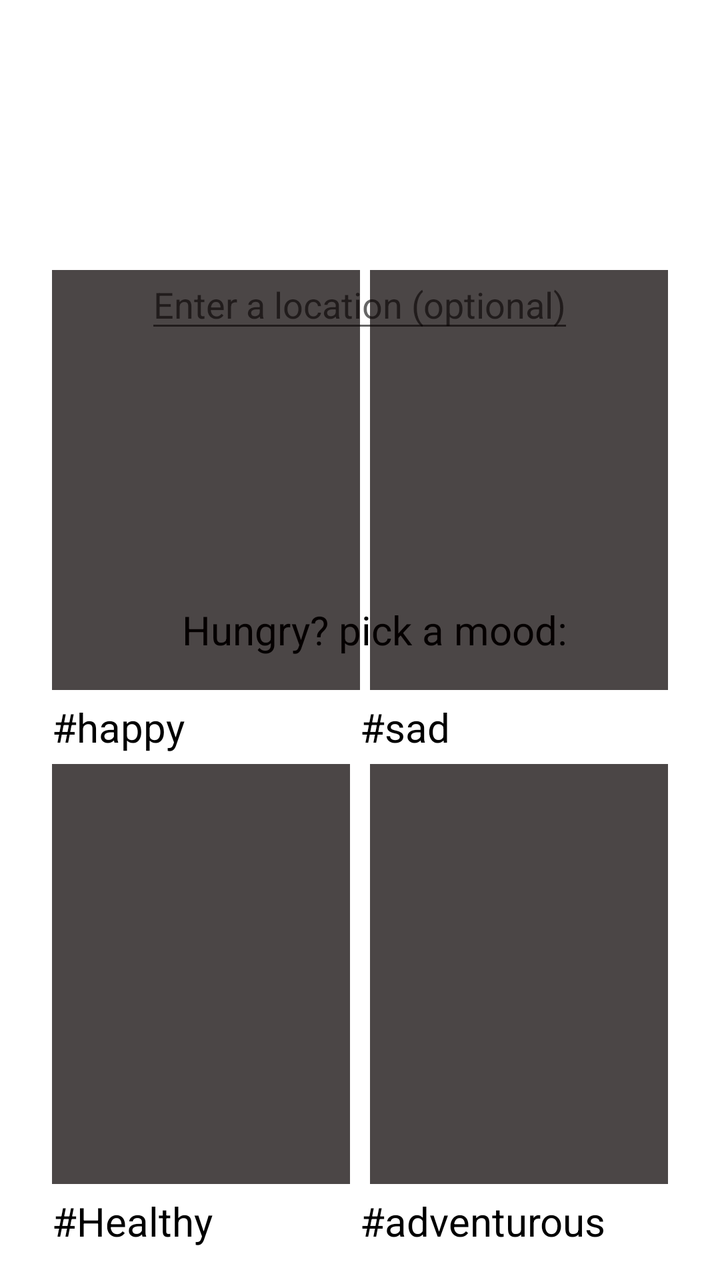
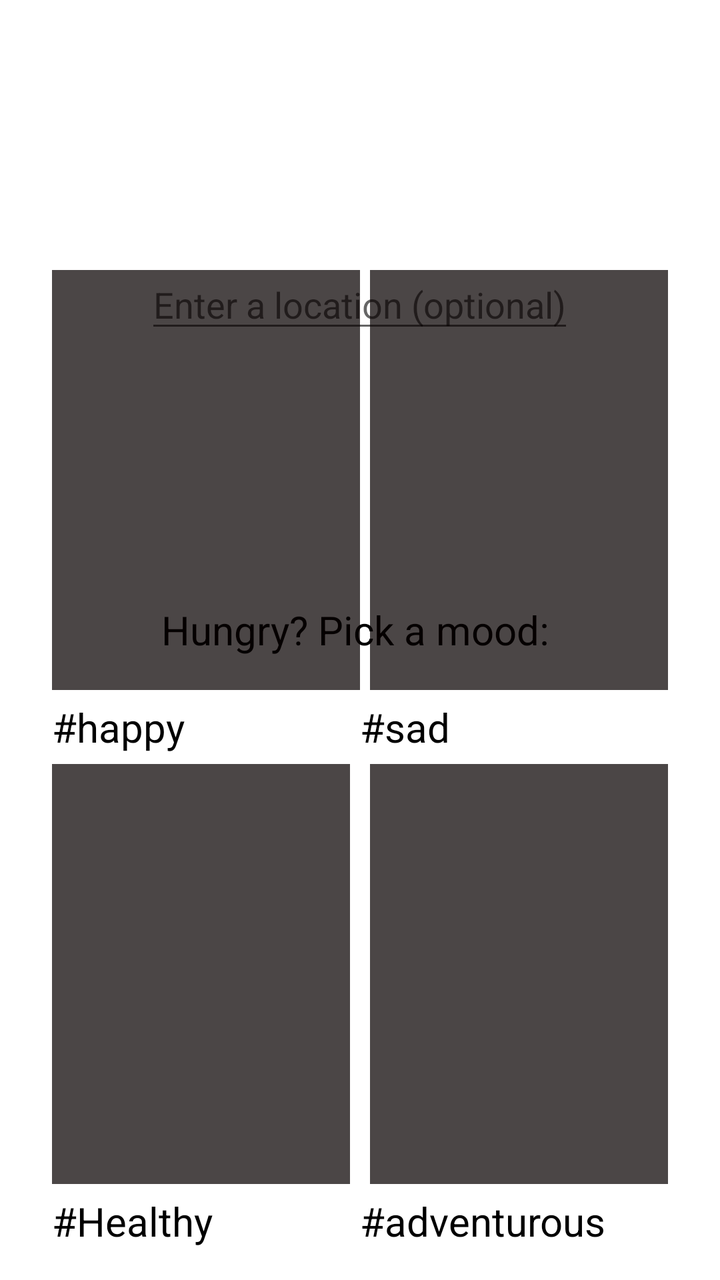

An Android layout rendered at two revisions. The XML below is the earlier revision; the diff shows what the commit changed to produce the second picture.
<!-- AndroidManifest.xml: application theme AppTheme -->
<!-- res/layout/activity_main.xml -->
<?xml version="1.0" encoding="utf-8"?>
<RelativeLayout xmlns:android="http://schemas.android.com/apk/res/android"
    xmlns:tools="http://schemas.android.com/tools"
    android:layout_width="match_parent"
    android:layout_height="match_parent"
    android:paddingBottom="@dimen/activity_vertical_margin"
    android:paddingLeft="@dimen/activity_horizontal_margin"
    android:paddingRight="@dimen/activity_horizontal_margin"
    android:paddingTop="@dimen/activity_vertical_margin"
    android:background="@drawable/background"
    tools:context="com.example.rui.location.MainActivity">


    <EditText
        android:layout_width="wrap_content"
        android:layout_height="wrap_content"
        android:id="@+id/inputLocation"
        android:layout_marginTop="39dp"
        android:hint="Enter a location (optional)"
        android:layout_below="@+id/logo"
        android:adjustViewBounds="true"
        android:layout_centerHorizontal="true"/>

    <ImageView
        android:layout_width="wrap_content"
        android:layout_height="wrap_content"
        android:id="@+id/logo"
        android:layout_row="0"
        android:layout_column="3"
        android:minHeight="75dp"
        android:minWidth="180dp"
        android:adjustViewBounds="true"
        android:layout_alignParentTop="true"
        android:layout_centerHorizontal="true" />
    <TextView
        android:layout_width="match_parent"
        android:layout_height="wrap_content"
        android:layout_centerVertical="true"
        android:paddingLeft="75dp"
        android:paddingBottom="10dp"
        android:text="Hungry? pick a mood:"
        android:textColor="#000000"
        android:id="@+id/message"
        android:textSize="20sp"

        />
    <LinearLayout
        android:id="@+id/firstLayout"
        android:layout_width="match_parent"
        android:layout_height="fill_parent"
        android:layout_toLeftOf="@+id/secondView"
        android:orientation="vertical"
        android:nestedScrollingEnabled="true"
        android:minHeight="0dp"
        android:minWidth="0dp"
        android:paddingLeft="10dp"
        android:gravity="bottom"
        android:weightSum="1">

        <ImageButton
            android:layout_width="fill_parent"
            android:layout_height="wrap_content"
            android:id="@+id/mood1"
            android:background="#b9080000"
            android:minWidth="265dp"
            android:minHeight="210dp"
            android:adjustViewBounds="true"
            android:gravity="bottom"
            android:textColor="#ffffff"
            android:layout_marginTop="84dp"
            android:layout_marginBottom="5dp"
            android:onClick="buttonClicked"/>
        <TextView
            android:layout_width="match_parent"
            android:layout_height="wrap_content"
            android:text="#happy"
            android:textColor="#000000"
            android:id="@+id/buttonOneText"
            android:textSize="20sp"

            />
        <ImageButton
            android:layout_width="fill_parent"
            android:layout_height="wrap_content"
            android:id="@+id/mood4"
            android:background="#b9080000"
            android:minWidth="265dp"
            android:minHeight="210dp"
            android:adjustViewBounds="true"
            android:textColor="#ffffff"
            android:layout_marginTop="5dp"
            android:layout_marginBottom="5dp"
            android:onClick="buttonClicked"
            android:layout_marginRight="5dp" />
        <TextView
            android:layout_width="match_parent"
            android:layout_height="wrap_content"
            android:text="#Healthy"
            android:id="@+id/buttonFourText"
            android:textColor="#000000"
            android:textSize="20sp"

            />

    </LinearLayout>

    <View
        android:id="@+id/secondView"
        android:layout_width="0dp"
        android:layout_height="match_parent"
        android:layout_centerHorizontal="true" />

    <LinearLayout
        android:id="@+id/thirdLayout"
        android:layout_width="match_parent"
        android:layout_height="fill_parent"
        android:layout_toRightOf="@+id/secondView"
        android:orientation="vertical"
        android:paddingRight="10dp"
        android:gravity="bottom">

        <ImageButton
            android:layout_width="fill_parent"
            android:layout_height="wrap_content"
            android:id="@+id/mood2"
            android:background="#b9080000"
            android:minWidth="265dp"
            android:minHeight="210dp"
            android:layout_alignTop="@+id/mood1"
            android:layout_alignParentEnd="true"
            android:text="#Sad"
            android:adjustViewBounds="true"
            android:textSize="50px"
            android:textColor="#ffffff"
            android:layout_marginLeft="5dp"
            android:layout_marginTop="84dp"
            android:layout_marginBottom="5dp"
            android:onClick="buttonClicked"/>
        <TextView
            android:layout_width="match_parent"
            android:layout_height="wrap_content"
            android:text="#sad"
            android:textColor="#000000"
            android:id="@+id/buttonTwoText"
            android:textSize="20sp"

            />

        <ImageButton
            android:layout_width="fill_parent"
            android:layout_height="wrap_content"
            android:id="@+id/mood3"
            android:background="#b9080000"
            android:minWidth="265dp"
            android:minHeight="210dp"
            android:layout_alignTop="@+id/mood4"
            android:layout_alignParentEnd="true"
            android:textSize="50px"
            android:adjustViewBounds="true"
            android:text="#Adventurous"
            android:textColor="#fffefe"
            android:layout_marginLeft="5dp"
            android:layout_marginTop="5dp"
            android:layout_marginBottom="5dp"
            android:onClick="buttonClicked"/>
        <TextView
            android:layout_width="match_parent"
            android:layout_height="wrap_content"
            android:id="@+id/buttonThreeText"
            android:text="#adventurous"
            android:textColor="#000000"
            android:textSize="20sp"

            />

    </LinearLayout>

</RelativeLayout>
<!-- resources referenced by this layout -->
<resources>
  <dimen name="activity_horizontal_margin">16dp</dimen>
  <dimen name="activity_vertical_margin">16dp</dimen>
  <!-- drawable background: png bitmap (drawable, 3685 bytes) -->
  <style name="AppTheme" parent="Theme.AppCompat.Light.DarkActionBar">
          
          <item name="colorPrimary">@color/colorPrimary</item>
          <item name="colorPrimaryDark">@color/colorPrimaryDark</item>
          <item name="colorAccent">@color/colorAccent</item>
      </style>
  <color name="colorPrimary">#32b4ef</color>
  <color name="colorPrimaryDark">#2aa6de</color>
  <color name="colorAccent">#FF4081</color>
</resources>

<!-- the commit's change to res/layout/activity_main.xml (unified diff, before → after) -->
@@ -19,7 +19,8 @@
         android:hint="Enter a location (optional)"
         android:layout_below="@+id/logo"
         android:adjustViewBounds="true"
-        android:layout_centerHorizontal="true"/>
+        android:layout_centerHorizontal="true"
+        android:singleLine="true"/>
 
     <ImageView
         android:layout_width="wrap_content"
@@ -33,17 +34,17 @@
         android:layout_alignParentTop="true"
         android:layout_centerHorizontal="true" />
     <TextView
-        android:layout_width="match_parent"
+        android:layout_width="fill_parent"
         android:layout_height="wrap_content"
         android:layout_centerVertical="true"
-        android:paddingLeft="75dp"
         android:paddingBottom="10dp"
-        android:text="Hungry? pick a mood:"
+        android:text="Hungry? Pick a mood: "
         android:textColor="#000000"
+        android:textSize="20sp"
+        android:adjustViewBounds="true"
         android:id="@+id/message"
-        android:textSize="20sp"
+        android:gravity="center" />
 
-        />
     <LinearLayout
         android:id="@+id/firstLayout"
         android:layout_width="match_parent"
